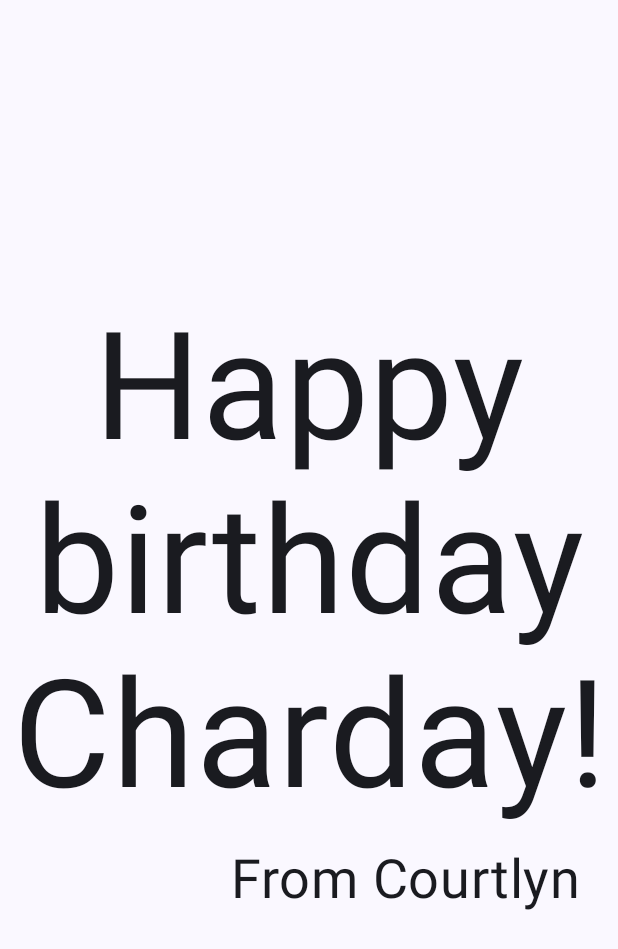
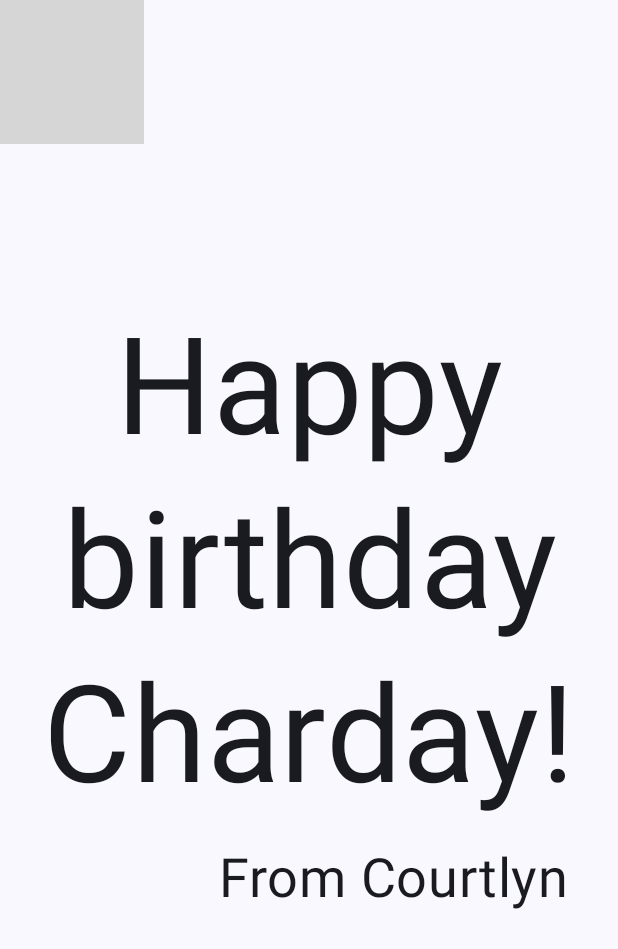
Before and after one commit to courtlynboykin/Happy_Birthday, an Android app built with Jetpack Compose: the screen it shows after launch (MainActivity), on a phone screen of 412 x 824 dp. Shown: the top 949 px of the screen. Run offline under Robolectric (Android 15) with nearby library versions, the phone set to English and light mode, and no system bars; grey boxes are pictures that could not be loaded.

Commit message:
Added Box layout to show image and text on screen

```diff
--- a/app/src/main/java/com/example/happybirthday/MainActivity.kt
+++ b/app/src/main/java/com/example/happybirthday/MainActivity.kt
@@ -5,6 +5,7 @@ import androidx.activity.ComponentActivity
 import androidx.activity.compose.setContent
 import androidx.compose.foundation.Image
 import androidx.compose.foundation.layout.Arrangement
+import androidx.compose.foundation.layout.Box
 import androidx.compose.foundation.layout.Column
 import androidx.compose.foundation.layout.fillMaxSize
 import androidx.compose.foundation.layout.padding
@@ -31,7 +32,7 @@ class MainActivity : ComponentActivity() {
                     modifier = Modifier.fillMaxSize(),
                     color = MaterialTheme.colorScheme.background
                 ) {
-                    GreetingText("Happy birthday Charday!", "From Courtlyn")
+                    GreetingImage(message = "Happy birthday Charday!", from = "From Courtlyn")
                 }
             }
         }
@@ -46,7 +47,7 @@ fun GreetingText(message: String, from: String, modifier: Modifier = Modifier) {
         ) {
             Text(
                 text = message,
-                fontSize = 100.sp,
+                fontSize = 90.sp,
                 lineHeight = 116.sp,
                 textAlign = TextAlign.Center
             )
@@ -63,13 +64,22 @@ fun GreetingText(message: String, from: String, modifier: Modifier = Modifier) {
 @Composable
 fun GreetingImage(message: String, from: String, modifier: Modifier = Modifier){
     val image = painterResource(id = R.drawable.androidparty)
-    Image(
-        painter = image,
-        contentDescription = null
-    )
+    Box {
+        Image(
+            painter = image,
+            contentDescription = null
+        )
+        GreetingText(
+            message = message,
+            from = from,
+            modifier = Modifier
+                .fillMaxSize()
+                .padding(8.dp)
+        )
+    }
 }
 
-@Preview(showBackground = true)
+@Preview(showBackground = true, showSystemUi = true)
 @Composable
 fun BirthdayCardPreview() {
     HappyBirthdayTheme {
```
